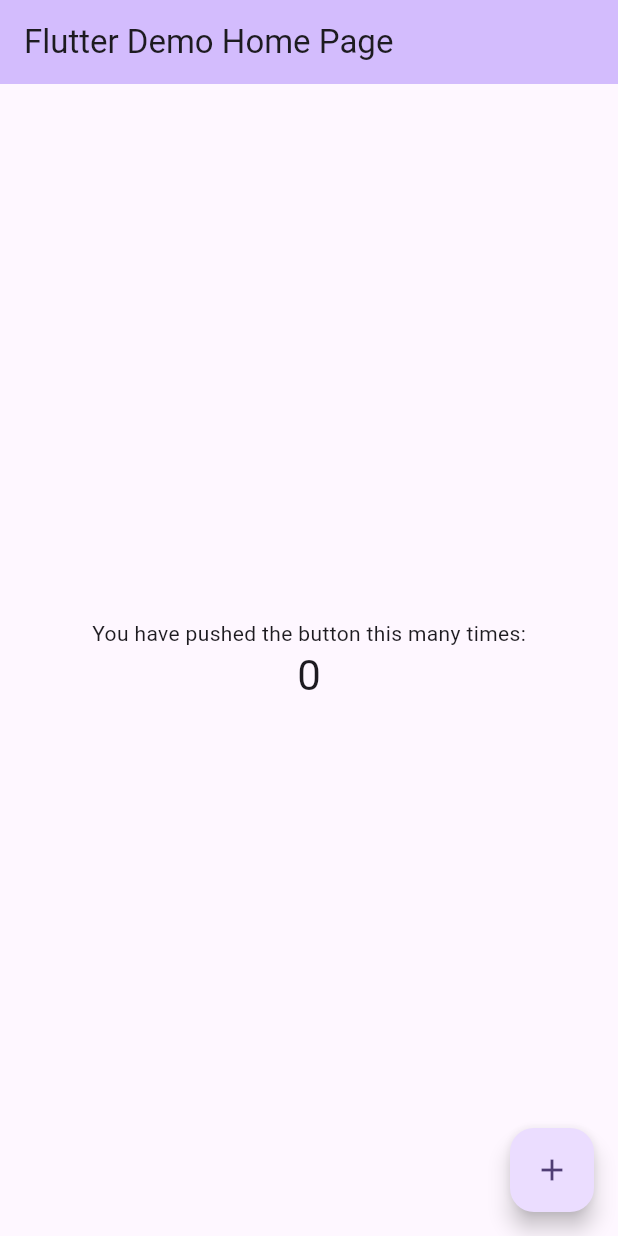
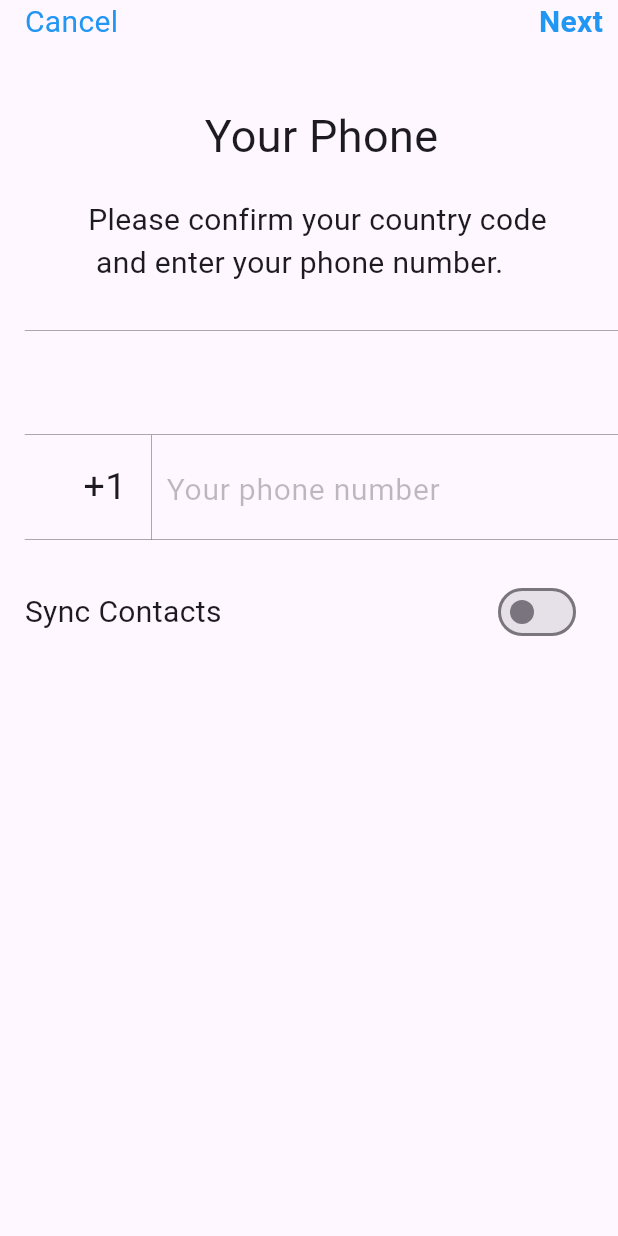
Before and after one commit to hjdev-codes/flutter_telegram, a Flutter app: the screen it shows after launch, on a phone screen of 412 x 824 dp. Run offline on Flutter 3.47's test engine with Material 3 defaults, Android fonts, the phone set to English and light mode, and no system bars; our stand-ins replace popover.

Commit message:
verification page is added , provider is added .

```diff
--- a/lib/main.dart
+++ b/lib/main.dart
@@ -1,125 +1,39 @@
 import 'package:flutter/material.dart';
+import 'package:flutter_telegram/pages/user_verification.dart';
+import 'package:flutter_telegram/statemanagement.dart/providerdata.dart';
+import 'package:provider/provider.dart';
 
 void main() {
-  runApp(const MyApp());
+  runApp(ChangeNotifierProvider(
+    create: (context) => Providerdata(),
+    child: const MyApp(),
+  ));
 }
 
-class MyApp extends StatelessWidget {
+class MyApp extends StatefulWidget {
   const MyApp({super.key});
 
+  @override
+  State<MyApp> createState() => _MyAppState();
+}
+
+class _MyAppState extends State<MyApp> {
   // This widget is the root of your application.
+  bool _isDark = false;
+
   @override
   Widget build(BuildContext context) {
     return MaterialApp(
       title: 'Flutter Demo',
-      theme: ThemeData(
-        // This is the theme of your application.
-        //
-        // TRY THIS: Try running your application with "flutter run". You'll see
-        // the application has a purple toolbar. Then, without quitting the app,
-        // try changing the seedColor in the colorScheme below to Colors.green
-        // and then invoke "hot reload" (save your changes or press the "hot
-        // reload" button in a Flutter-supported IDE, or press "r" if you used
-        // the command line to start the app).
-        //
-        // Notice that the counter didn't reset back to zero; the application
-        // state is not lost during the reload. To reset the state, use hot
-        // restart instead.
-        //
-        // This works for code too, not just values: Most code changes can be
-        // tested with just a hot reload.
-        colorScheme: ColorScheme.fromSeed(seedColor: Colors.deepPurple),
-        useMaterial3: true,
+      theme: _isDark ? ThemeData.dark() : ThemeData.light(),
+      home: UserVerification(
+        onChanged: (bool value) {
+          setState(() {
+            _isDark = value;
+          });
+        },
+        isDark: _isDark,
       ),
-      home: const MyHomePage(title: 'Flutter Demo Home Page'),
     );
   }
 }
-
-class MyHomePage extends StatefulWidget {
-  const MyHomePage({super.key, required this.title});
-
-  // This widget is the home page of your application. It is stateful, meaning
-  // that it has a State object (defined below) that contains fields that affect
-  // how it looks.
-
-  // This class is the configuration for the state. It holds the values (in this
-  // case the title) provided by the parent (in this case the App widget) and
-  // used by the build method of the State. Fields in a Widget subclass are
-  // always marked "final".
-
-  final String title;
-
-  @override
-  State<MyHomePage> createState() => _MyHomePageState();
-}
-
-class _MyHomePageState extends State<MyHomePage> {
-  int _counter = 0;
-
-  void _incrementCounter() {
-    setState(() {
-      // This call to setState tells the Flutter framework that something has
-      // changed in this State, which causes it to rerun the build method below
-      // so that the display can reflect the updated values. If we changed
-      // _counter without calling setState(), then the build method would not be
-      // called again, and so nothing would appear to happen.
-      _counter++;
-    });
-  }
-
-  @override
-  Widget build(BuildContext context) {
-    // This method is rerun every time setState is called, for instance as done
-    // by the _incrementCounter method above.
-    //
-    // The Flutter framework has been optimized to make rerunning build methods
-    // fast, so that you can just rebuild anything that needs updating rather
-    // than having to individually change instances of widgets.
-    return Scaffold(
-      appBar: AppBar(
-        // TRY THIS: Try changing the color here to a specific color (to
-        // Colors.amber, perhaps?) and trigger a hot reload to see the AppBar
-        // change color while the other colors stay the same.
-        backgroundColor: Theme.of(context).colorScheme.inversePrimary,
-        // Here we take the value from the MyHomePage object that was created by
-        // the App.build method, and use it to set our appbar title.
-        title: Text(widget.title),
-      ),
-      body: Center(
-        // Center is a layout widget. It takes a single child and positions it
-        // in the middle of the parent.
-        child: Column(
-          // Column is also a layout widget. It takes a list of children and
-          // arranges them vertically. By default, it sizes itself to fit its
-          // children horizontally, and tries to be as tall as its parent.
-          //
-          // Column has various properties to control how it sizes itself and
-          // how it positions its children. Here we use mainAxisAlignment to
-          // center the children vertically; the main axis here is the vertical
-          // axis because Columns are vertical (the cross axis would be
-          // horizontal).
-          //
-          // TRY THIS: Invoke "debug painting" (choose the "Toggle Debug Paint"
-          // action in the IDE, or press "p" in the console), to see the
-          // wireframe for each widget.
-          mainAxisAlignment: MainAxisAlignment.center,
-          children: <Widget>[
-            const Text(
-              'You have pushed the button this many times:',
-            ),
-            Text(
-              '$_counter',
-              style: Theme.of(context).textTheme.headlineMedium,
-            ),
-          ],
-        ),
-      ),
-      floatingActionButton: FloatingActionButton(
-        onPressed: _incrementCounter,
-        tooltip: 'Increment',
-        child: const Icon(Icons.add),
-      ), // This trailing comma makes auto-formatting nicer for build methods.
-    );
-  }
-}
--- /dev/null
+++ b/lib/pages/user_verification.dart
@@ -0,0 +1,199 @@
+import 'package:flutter/material.dart';
+import 'package:flutter/services.dart';
+import 'package:flutter_telegram/statemanagement.dart/providerdata.dart';
+import 'package:flutter_telegram/utalities/countrycode.dart';
+import 'package:popover/popover.dart';
+import 'package:provider/provider.dart';
+
+class UserVerification extends StatefulWidget {
+  const UserVerification(
+      {super.key, required this.onChanged, required this.isDark});
+
+  final bool isDark;
+
+  final Function(bool)? onChanged;
+
+  @override
+  State<UserVerification> createState() => _UserVerificationState();
+}
+
+class _UserVerificationState extends State<UserVerification> {
+  bool switchBool = false;
+  @override
+  Widget build(BuildContext context) {
+    return Scaffold(
+      body: SafeArea(
+        child: Padding(
+          padding:
+              EdgeInsets.only(left: MediaQuery.sizeOf(context).width * .04),
+          child: Center(
+            child: Column(
+              children: [
+                const Padding(
+                  padding: EdgeInsets.only(right: 10),
+                  child: Row(
+                    mainAxisAlignment: MainAxisAlignment.spaceBetween,
+                    children: [
+                      Text(
+                        "Cancel",
+                        style: TextStyle(fontSize: 20, color: Colors.blue),
+                      ),
+                      Text(
+                        "Next",
+                        style: TextStyle(
+                            fontSize: 20,
+                            color: Colors.blue,
+                            fontWeight: FontWeight.bold),
+                      ),
+                    ],
+                  ),
+                ),
+                const SizedBox(
+                  height: 40,
+                ),
+                const Text(
+                  "Your Phone",
+                  style: TextStyle(fontSize: 30),
+                ),
+                const SizedBox(
+                  height: 20,
+                ),
+                const Text(
+                  "Please confirm your country code \n and enter your phone number.",
+                  style: TextStyle(fontSize: 20),
+                ),
+                const SizedBox(
+                  height: 30,
+                ),
+                Container(
+                  height: 70,
+                  width: double.infinity,
+                  decoration: const BoxDecoration(
+                    border: Border.symmetric(
+                      horizontal: BorderSide(width: .25, color: Colors.black87),
+                    ),
+                  ),
+                ),
+                Container(
+                  height: 70,
+                  width: double.infinity,
+                  decoration: const BoxDecoration(
+                    border: Border(
+                      bottom: BorderSide(width: .25, color: Colors.black87),
+                    ),
+                  ),
+                  child: Row(
+                    mainAxisAlignment: MainAxisAlignment.center,
+                    children: [
+                      const PopUpCountryCode(),
+                      SizedBox(
+                        width: MediaQuery.sizeOf(context).width * .7,
+                        child: Padding(
+                          padding: const EdgeInsets.only(left: 10),
+                          child: TextField(
+                            inputFormatters: [
+                              FilteringTextInputFormatter.digitsOnly
+                            ],
+                            style: const TextStyle(fontSize: 25),
+                            keyboardType: TextInputType.number,
+                            decoration: const InputDecoration(
+                              border: UnderlineInputBorder(
+                                  borderSide: BorderSide.none),
+                              hintText: "Your phone number",
+                              hintStyle: TextStyle(
+                                  fontSize: 20, color: Colors.black26),
+                            ),
+                          ),
+                        ),
+                      )
+                    ],
+                  ),
+                ),
+                const SizedBox(
+                  height: 20,
+                ),
+                Row(
+                  children: [
+                    const Text(
+                      "Sync Contacts",
+                      style: TextStyle(fontSize: 20),
+                    ),
+                    Expanded(
+                      child: SwitchListTile(
+                        activeColor: Colors.white,
+                        activeTrackColor: Colors.green,
+                        value: switchBool,
+                        onChanged: (value) {
+                          switchBool = value;
+                          setState(() {});
+                        },
+                      ),
+                    )
+                  ],
+                )
+              ],
+            ),
+          ),
+        ),
+      ),
+    );
+  }
+}
+
+class PopUpCountryCode extends StatelessWidget {
+  const PopUpCountryCode({
+    super.key,
+  });
+
+  @override
+  Widget build(BuildContext context) {
+    return Consumer<Providerdata>(
+        builder: (BuildContext context, value, child) {
+      return GestureDetector(
+          onTap: () => showPopover(
+              direction: PopoverDirection.top,
+              context: context,
+              bodyBuilder: (context) => const MenusItems(),
+              width: 150,
+              height: 300),
+          child: Container(
+            alignment: Alignment.center,
+            height: double.infinity,
+            width: MediaQuery.sizeOf(context).width * .15,
+            decoration: const BoxDecoration(
+              border: Border(
+                right: BorderSide(width: .25, color: Colors.black87),
+              ),
+            ),
+            child: Text(
+              "+${countryCode.keys.toList()[value.seletectedCountry].toString()}",
+              style: const TextStyle(fontSize: 25),
+            ),
+          ));
+    });
+  }
+}
+
+class MenusItems extends StatelessWidget {
+  const MenusItems({
+    super.key,
+  });
+
+  @override
+  Widget build(BuildContext context) {
+    return ListView.builder(
+      itemCount: countryCode.length,
+      itemBuilder: (context, index) => GestureDetector(
+        onTap: () {
+          Provider.of<Providerdata>(context, listen: false)
+              .selectedCountryNumber(index);
+
+          Navigator.pop(context);
+        },
+        child: ListTile(
+          title: Text(countryCode.values.toList()[index]),
+        ),
+      ),
+    );
+  }
+}
--- /dev/null
+++ b/lib/statemanagement.dart/providerdata.dart
@@ -0,0 +1,11 @@
+import 'package:flutter/material.dart';
+
+class Providerdata extends ChangeNotifier {
+  int seletectedCountry = 0;
+
+  selectedCountryNumber(int index) {
+    seletectedCountry = index;
+
+    notifyListeners();
+  }
+}
--- /dev/null
+++ b/lib/utalities/countrycode.dart
@@ -0,0 +1,88 @@
+Map<int, String> countryCode = {
+  1: 'United States/Canada',
+  91: 'India',
+  44: 'United Kingdom',
+  61: 'Australia',
+  81: 'Japan',
+  49: 'Germany',
+  33: 'France',
+  39: 'Italy',
+  7: 'Russia',
+  86: 'China',
+  55: 'Brazil',
+  34: 'Spain',
+  46: 'Sweden',
+  41: 'Switzerland',
+  82: 'South Korea',
+  31: 'Netherlands',
+  47: 'Norway',
+  45: 'Denmark',
+  32: 'Belgium',
+  43: 'Austria',
+  30: 'Greece',
+  52: 'Mexico',
+  351: 'Portugal',
+  48: 'Poland',
+  353: 'Ireland',
+  63: 'Philippines',
+  60: 'Malaysia',
+  64: 'New Zealand',
+  90: 'Turkey',
+  20: 'Egypt',
+  27: 'South Africa',
+  998: 'Uzbekistan',
+  965: 'Kuwait',
+  973: 'Bahrain',
+  974: 'Qatar',
+  971: 'United Arab Emirates',
+  966: 'Saudi Arabia',
+  972: 'Israel',
+  92: 'Pakistan',
+  93: 'Afghanistan',
+  94: 'Sri Lanka',
+  95: 'Myanmar',
+  98: 'Iran',
+  99: 'Kazakhstan',
+  970: 'Palestine',
+  375: 'Belarus',
+  380: 'Ukraine',
+  372: 'Estonia',
+  371: 'Latvia',
+  370: 'Lithuania',
+  48: 'Poland',
+  420: 'Czech Republic',
+  421: 'Slovakia',
+  36: 'Hungary',
+  40: 'Romania',
+  385: 'Croatia',
+  386: 'Slovenia',
+  387: 'Bosnia and Herzegovina',
+  389: 'North Macedonia',
+  373: 'Moldova',
+  374: 'Armenia',
+  375: 'Belarus',
+  376: 'Andorra',
+  377: 'Monaco',
+  378: 'San Marino',
+  379: 'Vatican City',
+  380: 'Ukraine',
+  381: 'Serbia',
+  382: 'Montenegro',
+  383: 'Kosovo',
+  385: 'Croatia',
+  386: 'Slovenia',
+  387: 'Bosnia and Herzegovina',
+  389: 'North Macedonia',
+  60: 'Malaysia',
+  65: 'Singapore',
+  66: 'Thailand',
+  62: 'Indonesia',
+  63: 'Philippines',
+  64: 'New Zealand',
+  92: 'Pakistan',
+  93: 'Afghanistan',
+  94: 'Sri Lanka',
+  95: 'Myanmar',
+  98: 'Iran',
+  99: 'Kazakhstan',
+};
--- a/pubspec.yaml
+++ b/pubspec.yaml
@@ -35,6 +35,8 @@ dependencies:
   # The following adds the Cupertino Icons font to your application.
   # Use with the CupertinoIcons class for iOS style icons.
   cupertino_icons: ^1.0.8
+  popover:
+  provider: ^6.1.2
 
 dev_dependencies:
   flutter_test:
```
Also changed, not shown: pubspec.lock.
